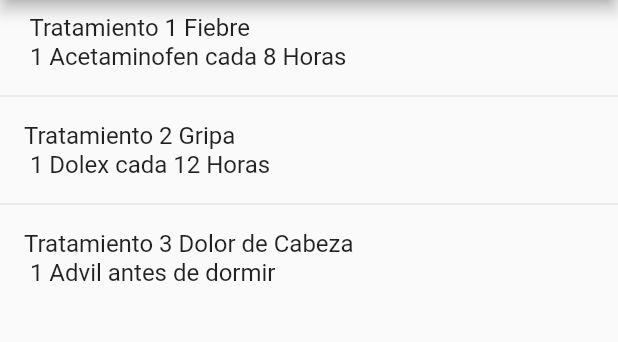
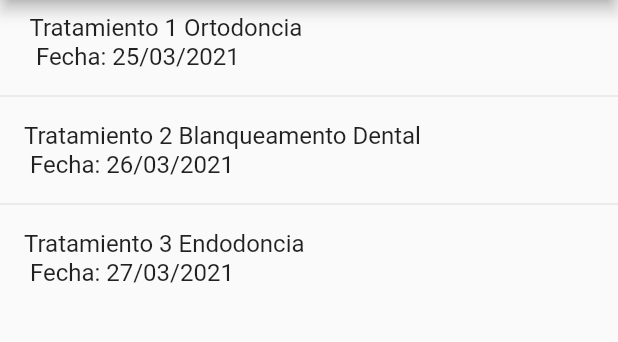
Before and after one commit to urbanoar/clinica_andres_urbano, a Flutter app: the Tratamiento screen opened directly, on a phone screen of 412 x 824 dp, the part 84-426 px from its top. Run offline on Flutter 3.47's test engine with Material 2 defaults, Android fonts, the phone set to English and light mode, and no system bars; our stand-ins replace syncfusion_flutter_calendar.

```diff
--- a/lib/Views/3tratamientos.dart
+++ b/lib/Views/3tratamientos.dart
@@ -22,16 +22,16 @@ class _TratamientoState extends State<Tratamiento> {
     return ListView(
       children: [
         ListTile(
-          title: Text(' Tratamiento 1 Fiebre \n 1 Acetaminofen cada 8 Horas '),
-        ),
-        Divider(),
-        ListTile(
-          title: Text('Tratamiento 2 Gripa \n 1 Dolex cada 12 Horas'),
+          title: Text(' Tratamiento 1 Ortodoncia \n  Fecha: 25/03/2021'),
         ),
         Divider(),
         ListTile(
           title:
-              Text('Tratamiento 3 Dolor de Cabeza \n 1 Advil antes de dormir'),
+              Text('Tratamiento 2 Blanqueamento Dental \n Fecha: 26/03/2021'),
+        ),
+        Divider(),
+        ListTile(
+          title: Text('Tratamiento 3 Endodoncia \n Fecha: 27/03/2021'),
         ),
       ],
     );
```
Also changed, not shown: lib/Views/4citas.dart (+3 -4 lines), lib/Views/2datos.dart (indentation only).
